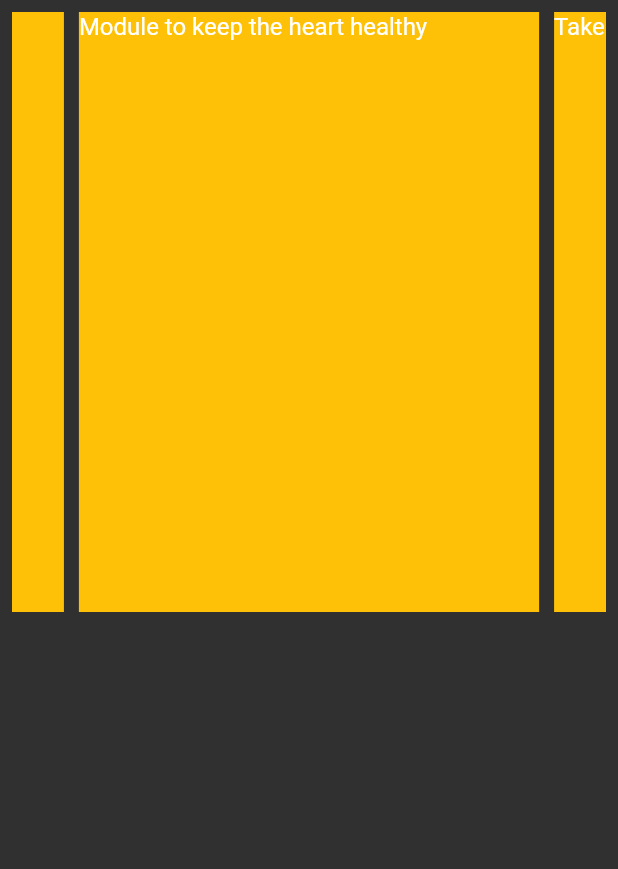
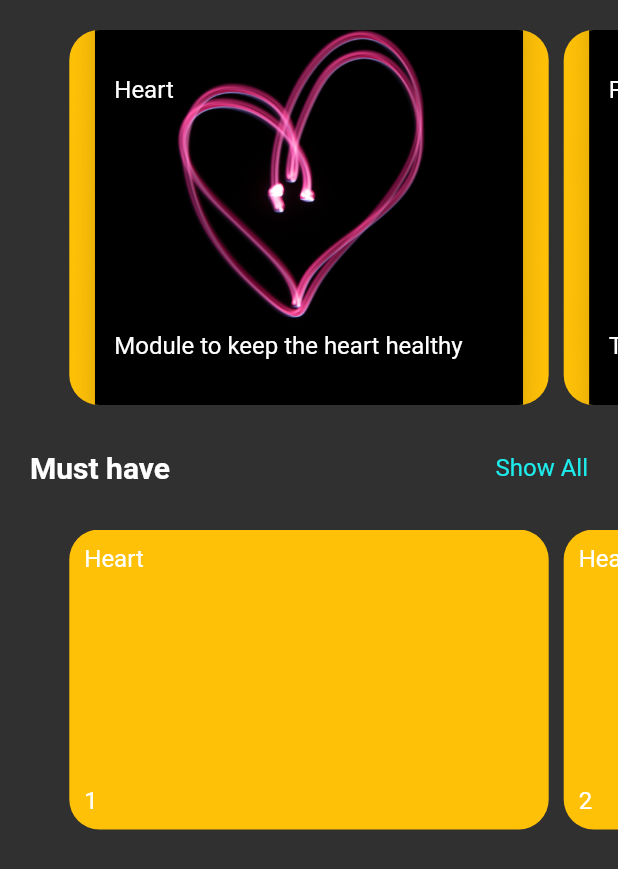
Before and after one commit to gauthamns/biohack20, a Flutter app: the MarketMainPage widget shown alone on an empty page, opened directly, on a phone screen of 412 x 824 dp. Shown: the top 869 px of the screen. Run offline on Flutter 3.47's test engine with Material 2 defaults, Android fonts, the phone set to English and light mode, and no system bars; drawn by our look-alikes of carousel_slider; our stand-ins replace dropdown_formfield, flutter_svg, shared_preferences; accounts and stored records are empty.

Commit message:
changes to add dashboard.

```diff
--- a/lib/app/marketplace/market_main_page.dart
+++ b/lib/app/marketplace/market_main_page.dart
@@ -6,11 +6,104 @@ import 'package:hack20/data/all_modules.dart';
 class MarketMainPage extends StatelessWidget {
   @override
   Widget build(BuildContext context) {
-    return Container(
-        padding: EdgeInsets.all(8.0),
+    return SingleChildScrollView(
+      child: Column(
+        children: [
+          Container(
+              child: Padding(
+            padding: const EdgeInsets.only(top: 20.0),
             child: CarouselSlider(
-          options: CarouselOptions(height: 400.0),
+              options: CarouselOptions(
+                enableInfiniteScroll: false,
+                reverse: false,
+                height: 250.0,
+                aspectRatio: 16 / 9,
+              ),
               items: allModules.values.toList().map((module) {
+                return Builder(
+                  builder: (BuildContext context) {
+                    return InkWell(
+                      onTap: () {},
+                      child: Container(
+                          width: MediaQuery.of(context).size.width,
+                          margin: EdgeInsets.symmetric(horizontal: 5.0),
+                          decoration: BoxDecoration(
+                            image: DecorationImage(
+                                image: AssetImage(module.marketPlaceImg),
+                                fit: BoxFit.cover),
+                            color: Colors.amber,
+                            borderRadius: BorderRadius.circular(20),
+                          ),
+                          child: Column(
+                            crossAxisAlignment: CrossAxisAlignment.stretch,
+                            children: [
+                              Expanded(
+                                child: Align(
+                                  alignment: Alignment.topLeft,
+                                  child: Padding(
+                                    padding: const EdgeInsets.only(
+                                        left: 30.0, top: 30.0),
+                                    child: Text(
+                                      module.name,
+                                      style: TextStyle(
+                                          fontSize: 16.0, color: Colors.white),
+                                    ),
+                                  ),
+                                ),
+                              ),
+                              Expanded(
+                                child: Align(
+                                  alignment: Alignment.bottomLeft,
+                                  child: Padding(
+                                    padding: const EdgeInsets.only(
+                                        left: 30.0, bottom: 30.0),
+                                    child: Text(
+                                      module.description,
+                                      style: TextStyle(
+                                          fontSize: 16.0, color: Colors.white),
+                                    ),
+                                  ),
+                                ),
+                              ),
+                            ],
+                          )),
+                    );
+                  },
+                );
+              }).toList(),
+            ),
+          )),
+          SizedBox(
+            height: 30,
+          ),
+          Row(
+            mainAxisAlignment: MainAxisAlignment.spaceBetween,
+            children: [
+              Padding(
+                  padding: const EdgeInsets.only(left: 20),
+                  child: Text(
+                    'Must have',
+                    style: TextStyle(fontSize: 20, fontWeight: FontWeight.bold),
+                  )),
+              Padding(
+                padding: const EdgeInsets.only(right: 20),
+                child: Text(
+                  'Show All',
+                  style: TextStyle(fontSize: 16, color: Color(0xff1EEBEB)),
+                ),
+              )
+            ],
+          ),
+          SizedBox(
+            height: 30,
+          ),
+          CarouselSlider(
+            options: CarouselOptions(
+              height: 200.0,
+              enableInfiniteScroll: false,
+              reverse: false,
+            ),
+            items: [1, 2, 3, 4, 5].map((i) {
               return Builder(
                 builder: (BuildContext context) {
                   return Container(
@@ -18,14 +111,46 @@ class MarketMainPage extends StatelessWidget {
                       margin: EdgeInsets.symmetric(horizontal: 5.0),
                       decoration: BoxDecoration(
                         color: Colors.amber,
+                        borderRadius: BorderRadius.circular(20),
                       ),
+                      child: Column(
+                        children: [
+                          Expanded(
+                            child: Align(
+                              alignment: Alignment.topLeft,
+                              child: Padding(
+                                padding: const EdgeInsets.only(
+                                    left: 10.0, top: 10.0),
                                 child: Text(
-                      module.description,
-                      style: TextStyle(fontSize: 16.0),
+                                  'Heart',
+                                  style: TextStyle(
+                                      fontSize: 16.0, color: Colors.white),
+                                ),
+                              ),
+                            ),
+                          ),
+                          Expanded(
+                            child: Align(
+                              alignment: Alignment.bottomLeft,
+                              child: Padding(
+                                padding: const EdgeInsets.only(
+                                    left: 10.0, bottom: 10.0),
+                                child: Text(
+                                  '$i',
+                                  style: TextStyle(
+                                      fontSize: 16.0, color: Colors.white),
+                                ),
+                              ),
+                            ),
+                          ),
+                        ],
                       ));
                 },
               );
             }).toList(),
-        ));
+          )
+        ],
+      ),
+    );
   }
 }
--- a/lib/data/all_modules.dart
+++ b/lib/data/all_modules.dart
@@ -13,18 +13,21 @@ Module heartModule = Module(
     name: "Heart",
     description: "Module to keep the heart healthy",
     image: "assets/images/heartmodule.svg",
+    marketPlaceImg: "assets/images/heartratemp.png",
     isComingSoon: false);
 
 Module pillsModule = Module(
     id: "2",
     name: "Pills",
     description: "Take your pills, on time.",
-    image: "graphics/water.png",
+    image: "assets/images/heartmodule.svg",
+    marketPlaceImg: "assets/images/heartratemp.png",
     isComingSoon: false);
 
 Module yogaModule = Module(
     id: "3",
     name: "Yoga",
     description: "Yoga for Body, Mind & Soul.",
-    image: "graphics/yoga.png",
+    image: "assets/images/heartmodule.svg",
+    marketPlaceImg: "assets/images/heartratemp.png",
     isComingSoon: true);
--- a/lib/data/module.dart
+++ b/lib/data/module.dart
@@ -5,6 +5,7 @@ class Module {
   String name;
   String description;
   String image;
+  String marketPlaceImg;
   bool isComingSoon;
 
   Module(
@@ -12,5 +13,6 @@ class Module {
       @required this.name,
       @required this.description,
       @required this.image,
+      @required this.marketPlaceImg,
       @required this.isComingSoon});
 }
--- a/pubspec.yaml
+++ b/pubspec.yaml
@@ -46,7 +46,7 @@ flutter:
   assets:
     - assets/images/addmodule.svg
     - assets/images/heartmodule.svg
-    - assets/images/heartmodule.png
+    - assets/images/heartratemp.png
 
   # The following line ensures that the Material Icons font is
   # included with your application, so that you can use the icons in
```
Also changed, not shown: assets/images/heartmodule.png (deleted), assets/images/heartratemp.png (added). Lines whose indentation alone changed are shown as unchanged.
